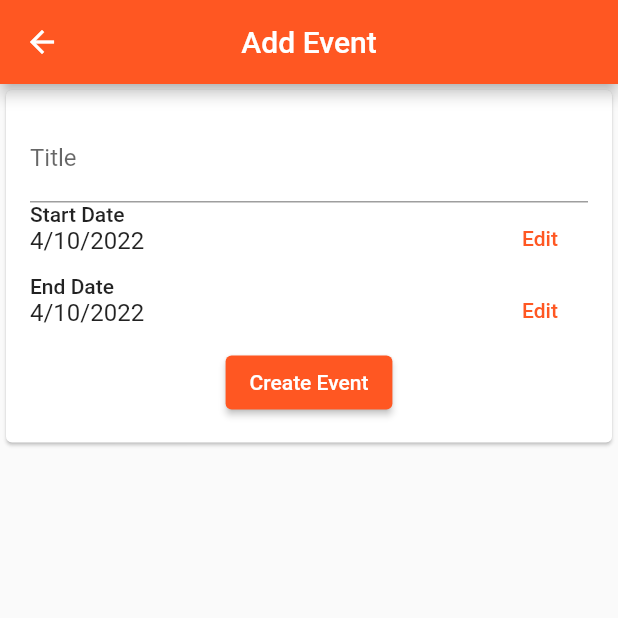
After one commit to chris-corbett/wetra_app, a Flutter app: the CreateEventScreen screen opened directly, on a phone screen of 412 x 824 dp, the top half of it. The commit adds this screen. Run offline on Flutter 3.47's test engine with Material 2 defaults, Android fonts, the phone set to English and light mode, and no system bars; our stand-ins replace table_calendar; accounts and stored records are empty.

```diff
--- a/lib/Authentication_pages/registration_screen.dart
+++ b/lib/Authentication_pages/registration_screen.dart
@@ -4,8 +4,6 @@ import 'dart:convert';
 
 import 'package:wetra_app/custom_classes/login_register_popup.dart';
 import 'package:wetra_app/custom_classes/register_user.dart';
-
-import 'login_screen.dart';
 
 class RegistrationScreen extends StatefulWidget {
   const RegistrationScreen({Key? key}) : super(key: key);
@@ -58,8 +56,7 @@ class _RegistrationScreenState extends State<RegistrationScreen> {
     );
 
     if (response.statusCode == 201) {
-      Navigator.push(context,
-          MaterialPageRoute(builder: (context) => const LoginScreen()));
+      Navigator.of(context).pop();
       LoginRegisterPopup.showPopup(
           context, "Account Successfully Created", "You can now login");
     } else {
--- /dev/null
+++ b/lib/pages/create_event_screen.dart
@@ -0,0 +1,155 @@
+import 'package:flutter/material.dart';
+import 'package:intl/intl.dart' as intl;
+
+class CreateEventScreen extends StatefulWidget {
+  const CreateEventScreen({Key? key}) : super(key: key);
+
+  @override
+  State<CreateEventScreen> createState() => _CreateEventScreenState();
+}
+
+class _CreateEventScreenState extends State<CreateEventScreen> {
+  final _formKey = GlobalKey<FormState>();
+  String title = '';
+  DateTime startDate = DateTime.now();
+  DateTime endDate = DateTime.now();
+  bool isAllDay = false;
+
+  //final eventTitleEditingController = TextEditingController();
+  //DateTime selectedDate = DateTime.now();
+
+  // Future<void> _selectedDate(BuildContext context) async {
+  //   final DateTime? picked = await showDatePicker(
+  //       context: context,
+  //       initialDate: selectedDate,
+  //       firstDate: DateTime(2015, 8),
+  //       lastDate: DateTime(2101));
+  //   if (picked != null && picked != selectedDate) {
+  //     setState(() {
+  //       selectedDate = picked;
+  //     });
+  //   }
+  // }
+
+  @override
+  Widget build(BuildContext context) {
+    return Scaffold(
+        appBar: AppBar(
+          leading: IconButton(
+            icon: const Icon(Icons.arrow_back, color: Colors.white),
+            onPressed: () {
+              Navigator.of(context).pop();
+            },
+          ),
+          title: const Text('Add Event'),
+          centerTitle: true,
+          automaticallyImplyLeading: false,
+        ),
+        body: Form(
+          key: _formKey,
+          child: Scrollbar(
+              child: Align(
+                  alignment: Alignment.topCenter,
+                  child: Card(
+                    child: SingleChildScrollView(
+                        padding: const EdgeInsets.all(16),
+                        child: ConstrainedBox(
+                            constraints: const BoxConstraints(maxWidth: 400),
+                            child: Column(
+                              mainAxisAlignment: MainAxisAlignment.center,
+                              crossAxisAlignment: CrossAxisAlignment.center,
+                              children: [
+                                TextFormField(
+                                  decoration: const InputDecoration(
+                                    hintText: 'Event Title',
+                                    labelText: 'Title',
+                                  ),
+                                ),
+                                _FormDatePicker(
+                                  title: 'Start Date',
+                                  date: startDate,
+                                  onChanged: (value) {
+                                    setState(() {
+                                      startDate = value;
+                                    });
+                                  },
+                                ),
+                                _FormDatePicker(
+                                  title: 'End Date',
+                                  date: endDate,
+                                  onChanged: (value) {
+                                    setState(() {
+                                      endDate = value;
+                                    });
+                                  },
+                                ),
+                                ElevatedButton(
+                                    child: const Text('Create Event'),
+                                    onPressed: () {
+                                      Navigator.of(context).pop();
+                                    })
+                              ],
+                            ))),
+                  ))),
+        ));
+  }
+}
+
+class _FormDatePicker extends StatefulWidget {
+  final String title;
+  final DateTime date;
+  final ValueChanged<DateTime> onChanged;
+
+  const _FormDatePicker({
+    required this.title,
+    required this.date,
+    required this.onChanged,
+  });
+
+  @override
+  _FormDatePickerState createState() => _FormDatePickerState();
+}
+
+class _FormDatePickerState extends State<_FormDatePicker> {
+  @override
+  Widget build(BuildContext context) {
+    return Row(
+      crossAxisAlignment: CrossAxisAlignment.start,
+      mainAxisAlignment: MainAxisAlignment.spaceBetween,
+      children: [
+        Column(
+          crossAxisAlignment: CrossAxisAlignment.start,
+          mainAxisAlignment: MainAxisAlignment.spaceAround,
+          children: [
+            Text(
+              widget.title,
+              style: Theme.of(context).textTheme.bodyText1,
+            ),
+            Text(
+              intl.DateFormat.yMd().format(widget.date),
+              style: Theme.of(context).textTheme.subtitle1,
+            ),
+          ],
+        ),
+        TextButton(
+          child: const Text('Edit'),
+          onPressed: () async {
+            var newDate = await showDatePicker(
+              context: context,
+              initialDate: widget.date,
+              firstDate: DateTime(1900),
+              lastDate: DateTime(2100),
+            );
+
+            // Don't change the date if the date picker returns null.
+            if (newDate == null) {
+              return;
+            }
+
+            widget.onChanged(newDate);
+          },
+        )
+      ],
+    );
+  }
+}
--- a/pubspec.yaml
+++ b/pubspec.yaml
@@ -35,8 +35,8 @@ dependencies:
   # The following adds the http package to allow the use of http protocols to use the api.
   http: 0.13.4
 
-  # The following adds the syncfusion flutter calendar.
-  syncfusion_flutter_calendar: ^19.4.56
+  # The following adds the table calendar.
+  table_calendar: ^3.0.5
 
   # The following adds the Cupertino Icons font to your application.
   # Use with the CupertinoIcons class for iOS style icons.
```
Also changed, not shown: lib/custom_classes/schedule.dart (+14 -4 lines), lib/pages/schedule_screen.dart (+41 -38 lines), lib/pages/setting_screen.dart (+24 -4 lines), lib/pages/users_screen.dart (added, +27 -0 lines), pubspec.lock.
